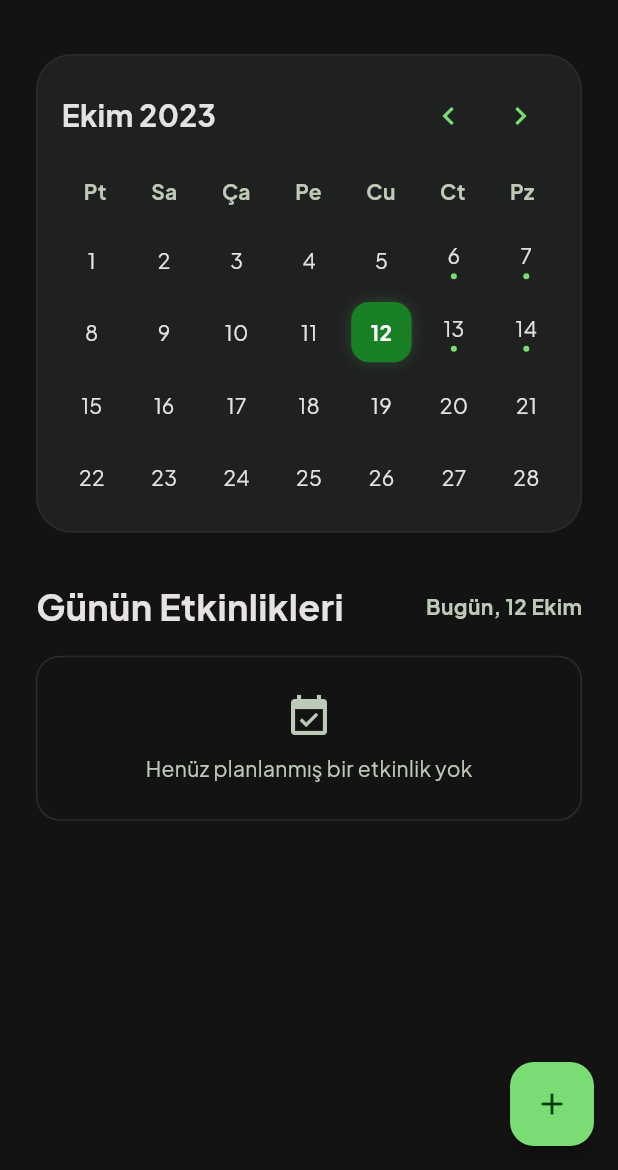
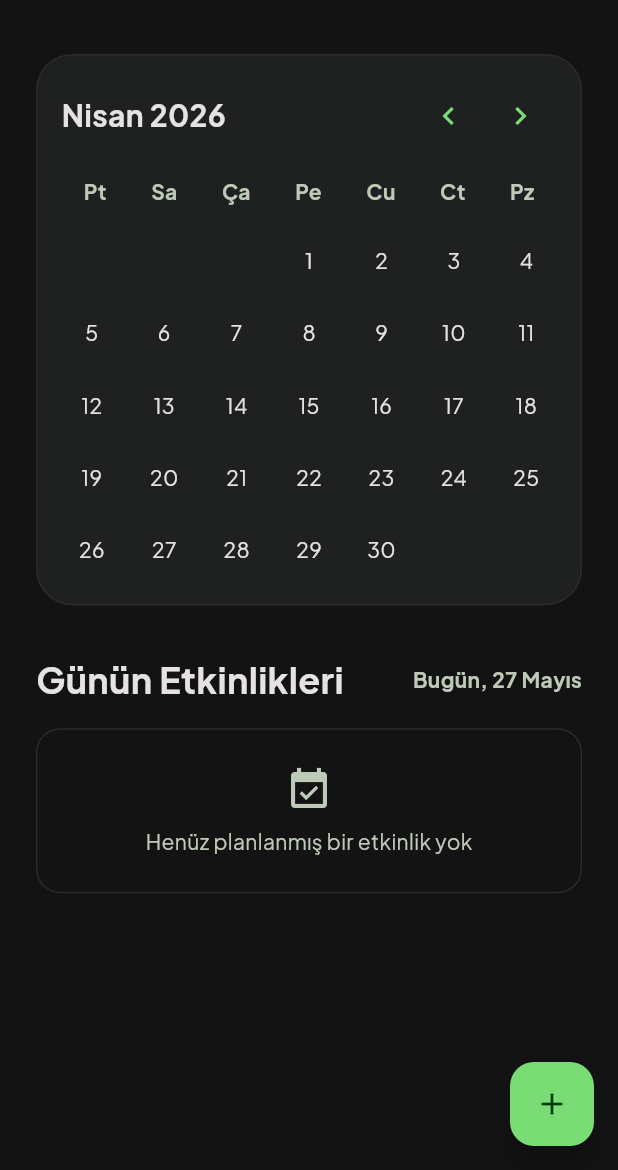
Before and after one commit to SerhatYoldoruk/IzgeApp, a Flutter app: the EventsScreen screen opened directly, after a tap on the "chevron left" icon, on a phone screen of 412 x 824 dp, the part 66-1236 px from its top. Run offline on Flutter 3.47's test engine with Material 3 defaults, Android fonts, the phone set to English and light mode, and no system bars; our stand-ins replace app_links, equatable, flutter_bloc, google_fonts, image_picker, shared_preferences and 1 more; accounts and stored records are empty.

Commit message:
Fix event model null safety, dynamic calendar, localization updates

```diff
--- a/izge_app_frontend/lib/core/localization/language_controller.dart
+++ b/izge_app_frontend/lib/core/localization/language_controller.dart
@@ -783,7 +783,6 @@ class LanguageController extends ChangeNotifier {
     'Etkinlikler yüklenirken hata oluştu: ': 'Etkinlikler yüklenirken hata oluştu: ',
     'Henüz planlanmış bir etkinlik yok': 'Henüz planlanmış bir etkinlik yok',
 
-    'Bağla': 'Bağla',
   };
 
   static final Map<String, String> _enTranslations = {
@@ -1528,7 +1527,6 @@ class LanguageController extends ChangeNotifier {
     'Etkinlikler yüklenirken hata oluştu: ': 'An error occurred while loading events: ',
     'Henüz planlanmış bir etkinlik yok': 'No events planned yet',
 
-    'Bağla': 'Link',
   };
 }
 
--- a/izge_app_frontend/lib/core/models/event_model.dart
+++ b/izge_app_frontend/lib/core/models/event_model.dart
@@ -20,12 +20,12 @@ class EventModel {
   factory EventModel.fromMap(Map<String, dynamic> map) {
     return EventModel(
       id: map['id'].toString(),
-      title: map['title'] as String,
-      description: map['description'] as String,
+      title: (map['title'] as String?) ?? '',
+      description: (map['description'] as String?) ?? '',
       location: map['location'] as String?,
-      eventDate: DateTime.parse(map['event_date'] as String),
+      eventDate: DateTime.parse((map['event_date'] as String?) ?? DateTime.now().toIso8601String()),
       imageUrl: map['image_url'] as String?,
-      createdAt: DateTime.parse(map['created_at'] as String),
+      createdAt: DateTime.parse((map['created_at'] as String?) ?? DateTime.now().toIso8601String()),
     );
   }
 
--- a/izge_app_frontend/lib/features/events/presentation/pages/events_screen.dart
+++ b/izge_app_frontend/lib/features/events/presentation/pages/events_screen.dart
@@ -17,11 +17,14 @@ class EventsScreen extends StatefulWidget {
 }
 
 class _EventsScreenState extends State<EventsScreen> {
+  late DateTime _currentDate;
+
   @override
   void initState() {
     super.initState();
     initializeDateFormatting('tr_TR');
     LanguageController.instance.addListener(_onLanguageChanged);
+    _currentDate = DateTime.now();
   }
 
   @override
@@ -34,6 +37,18 @@ class _EventsScreenState extends State<EventsScreen> {
     if (mounted) {
       setState(() {});
     }
+  }
+
+  void _onPrevMonth() {
+    setState(() {
+      _currentDate = DateTime(_currentDate.year, _currentDate.month - 1);
+    });
+  }
+
+  void _onNextMonth() {
+    setState(() {
+      _currentDate = DateTime(_currentDate.year, _currentDate.month + 1);
+    });
   }
 
   @override
@@ -105,7 +120,8 @@ class _EventsScreenState extends State<EventsScreen> {
                     mainAxisAlignment: MainAxisAlignment.spaceBetween,
                     children: [
                         Text(
-                        'Ekim 2023'.tr(),
+                          DateFormat('MMMM yyyy', LanguageController.instance.isTurkish ? 'tr_TR' : 'en_US')
+                              .format(_currentDate),
                           style: TextStyle(
                             fontSize: 20,
                             fontWeight: FontWeight.bold,
@@ -116,11 +132,11 @@ class _EventsScreenState extends State<EventsScreen> {
                         children: [
                             IconButton(
                               icon: Icon(Icons.chevron_left, color: AppColors.accent),
-                            onPressed: () {},
+                              onPressed: _onPrevMonth,
                             ),
                             IconButton(
                               icon: Icon(Icons.chevron_right, color: AppColors.accent),
-                            onPressed: () {},
+                              onPressed: _onNextMonth,
                             ),
                         ],
                       )
@@ -146,7 +162,8 @@ class _EventsScreenState extends State<EventsScreen> {
                   ),
                 ),
                 Text(
-                  'Bugün, 12 Ekim'.tr(),
+                  '${LanguageController.instance.isTurkish ? 'Bugün, ' : 'Today, '}'
+                  '${DateFormat('d MMMM', LanguageController.instance.isTurkish ? 'tr_TR' : 'en_US').format(DateTime.now())}'.tr(),
                   style: TextStyle(
                     fontSize: 14,
                     fontWeight: FontWeight.bold,
@@ -201,7 +218,7 @@ class _EventsScreenState extends State<EventsScreen> {
                   return Column(
                     children: state.events.map((event) {
                       final dayStr = event.eventDate.day.toString();
-                      final monthStr = DateFormat('MMM', 'tr_TR').format(event.eventDate).toUpperCase();
+                      final monthStr = DateFormat('MMM', LanguageController.instance.isTurkish ? 'tr_TR' : 'en_US').format(event.eventDate).toUpperCase();
                       final timeStr = DateFormat('HH:mm').format(event.eventDate);
 
                       return Padding(
@@ -249,23 +266,31 @@ class _EventsScreenState extends State<EventsScreen> {
   }
 
   Widget _buildCalendarGrid() {
-    // Dummy calendar grid
+    // Generate a list of days to display for the current month, including leading empty cells.
+    final firstDayOfMonth = DateTime(_currentDate.year, _currentDate.month, 1);
+    final daysInMonth = DateUtils.getDaysInMonth(_currentDate.year, _currentDate.month);
+    final firstWeekday = firstDayOfMonth.weekday % 7; // Make Sunday = 0
+    final totalCells = ((firstWeekday + daysInMonth) / 7).ceil() * 7;
+
     return GridView.builder(
       shrinkWrap: true,
       physics: const NeverScrollableScrollPhysics(),
-      itemCount: 28,
+      itemCount: totalCells,
       gridDelegate: const SliverGridDelegateWithFixedCrossAxisCount(
         crossAxisCount: 7,
         mainAxisSpacing: 8,
         crossAxisSpacing: 8,
       ),
       itemBuilder: (context, index) {
-        final dayStr = (index + 1).toString();
-        final isSelected = dayStr == '12';
-        final hasEvent = ['6', '7', '13', '14'].contains(dayStr);
+        final dayNumber = index - firstWeekday + 1;
+        final isInMonth = dayNumber > 0 && dayNumber <= daysInMonth;
+        final isToday = isInMonth &&
+            dayNumber == DateTime.now().day &&
+            _currentDate.month == DateTime.now().month &&
+            _currentDate.year == DateTime.now().year;
 
         return Container(
-          decoration: isSelected
+          decoration: isToday
               ? BoxDecoration(
                   color: AppColors.accentDark,
                   borderRadius: BorderRadius.circular(12),
@@ -273,33 +298,20 @@ class _EventsScreenState extends State<EventsScreen> {
                     BoxShadow(
                       color: AppColors.accent.withOpacity(0.2),
                       blurRadius: 8,
-                    )
+                    ),
                   ],
                 )
               : null,
           child: Center(
-            child: Column(
-              mainAxisAlignment: MainAxisAlignment.center,
-              children: [
-                Text(
-                  dayStr,
+            child: isInMonth
+                ? Text(
+                    dayNumber.toString(),
                     style: TextStyle(
-                    color: isSelected ? Colors.white : AppColors.textPrimary,
-                    fontWeight: isSelected ? FontWeight.bold : FontWeight.normal,
-                  ),
-                ),
-                if (hasEvent && !isSelected)
-                  Container(
-                    margin: const EdgeInsets.only(top: 2),
-                    width: 4,
-                    height: 4,
-                    decoration: BoxDecoration(
-                      color: AppColors.accent,
-                      shape: BoxShape.circle,
+                      color: isToday ? Colors.white : AppColors.textPrimary,
+                      fontWeight: isToday ? FontWeight.bold : FontWeight.normal,
                     ),
                   )
-              ],
-            ),
+                : const SizedBox.shrink(),
           ),
         );
       },
```
Also changed, not shown: izge_app_frontend/pubspec.lock. Lines whose indentation alone changed are shown as unchanged.
